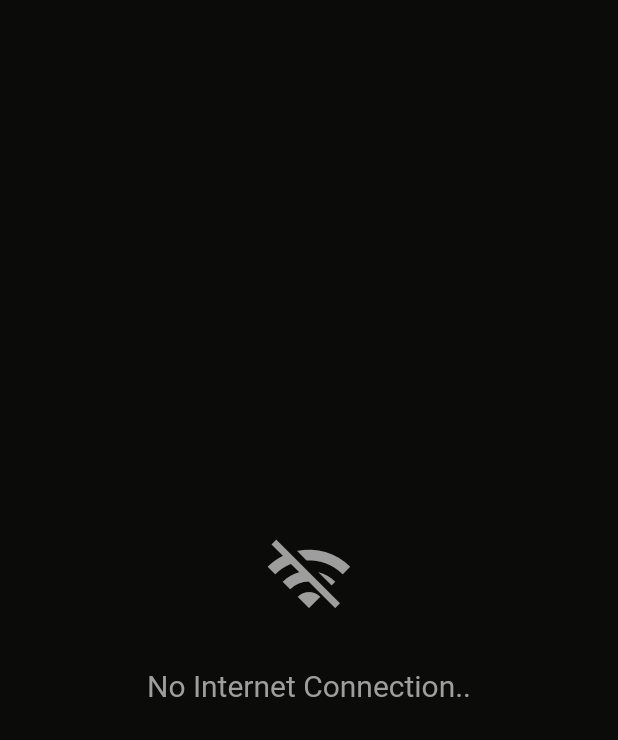
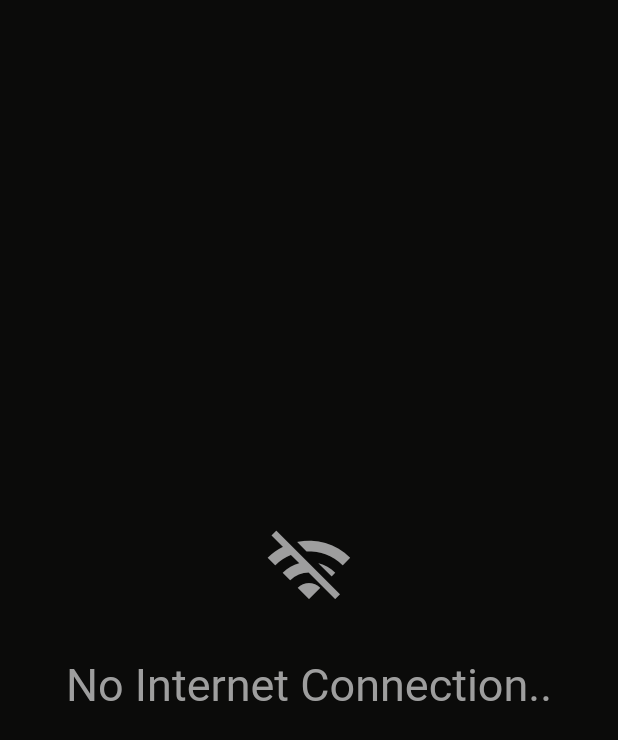
Before and after one commit to md-siam/photo_gallery, a Flutter app: the TabletGallery screen opened directly, on a phone screen of 412 x 824 dp. Shown: the top 740 px of the screen. Run offline on Flutter 3.47's test engine with Material 2 defaults, Android fonts, the light colour scheme and no system bars; our stand-ins replace animated_text_kit; missing offline and left inert: icofont_flutter.

Commit message:
fix: seperate NoInternetConnection from MobileGallery & TabletGallery

```diff
--- a/lib/app/views/mobile/mobile_gallery.dart
+++ b/lib/app/views/mobile/mobile_gallery.dart
@@ -7,6 +7,7 @@ import 'package:flutter_staggered_grid_view/flutter_staggered_grid_view.dart';
 
 import '../../controllers/dummy_controller.dart';
 import '../widgets/image_tile.dart';
+import '../widgets/no_internet_connection.dart';
 
 class MobileGallery extends StatefulWidget {
   const MobileGallery({Key? key}) : super(key: key);
@@ -68,44 +69,14 @@ class _MobileGalleryState extends State<MobileGallery> {
                     scrollController: _scrollController,
                     pattern: pattern,
                   )
-                : const NoInternetConnectionMobile()
+                : const NoInternetConnection(
+                    iconSize: 60,
+                    textSize: 20,
+                  )
             : StaggeredGridViewMobile(
                 scrollController: _scrollController,
                 pattern: pattern,
               ),
-      ),
-    );
-  }
-}
-
-/// this [NoInternetConnectionMobile] widget will only execute
-/// when no internet `_isConnected` is false
-///
-class NoInternetConnectionMobile extends StatelessWidget {
-  const NoInternetConnectionMobile({
-    Key? key,
-  }) : super(key: key);
-
-  @override
-  Widget build(BuildContext context) {
-    return Center(
-      child: Column(
-        mainAxisAlignment: MainAxisAlignment.center,
-        children: const [
-          Icon(
-            Icons.wifi_off,
-            size: 60,
-            color: Colors.grey,
-          ),
-          SizedBox(height: 30),
-          Text(
-            'No Internet Connection..',
-            style: TextStyle(
-              fontSize: 20,
-              color: Colors.grey,
-            ),
-          ),
-        ],
       ),
     );
   }
--- a/lib/app/views/tablet/tablet_gallery.dart
+++ b/lib/app/views/tablet/tablet_gallery.dart
@@ -7,6 +7,7 @@ import 'package:flutter_staggered_grid_view/flutter_staggered_grid_view.dart';
 
 import '../../controllers/dummy_controller.dart';
 import '../widgets/image_tile.dart';
+import '../widgets/no_internet_connection.dart';
 
 class TabletGallery extends StatefulWidget {
   const TabletGallery({Key? key}) : super(key: key);
@@ -70,44 +71,14 @@ class _TabletGalleryState extends State<TabletGallery> {
                     scrollController: _scrollController,
                     pattern: pattern,
                   )
-                : const NoInternetConnectionTablet()
+                : const NoInternetConnection(
+                    iconSize: 60,
+                    textSize: 30,
+                  )
             : StaggeredGridViewTablet(
                 scrollController: _scrollController,
                 pattern: pattern,
               ),
-      ),
-    );
-  }
-}
-
-/// this [NoInternetConnectionTablet] widget will only execute
-/// when no internet `_isConnected` is false
-///
-class NoInternetConnectionTablet extends StatelessWidget {
-  const NoInternetConnectionTablet({
-    Key? key,
-  }) : super(key: key);
-
-  @override
-  Widget build(BuildContext context) {
-    return Center(
-      child: Column(
-        mainAxisAlignment: MainAxisAlignment.center,
-        children: const [
-          Icon(
-            Icons.wifi_off,
-            size: 60,
-            color: Colors.grey,
-          ),
-          SizedBox(height: 30),
-          Text(
-            'No Internet Connection..',
-            style: TextStyle(
-              fontSize: 20,
-              color: Colors.grey,
-            ),
-          ),
-        ],
       ),
     );
   }
--- /dev/null
+++ b/lib/app/views/widgets/no_internet_connection.dart
@@ -0,0 +1,39 @@
+import 'package:flutter/material.dart';
+
+/// this [NoInternetConnectionMobile] widget will only execute
+/// when no internet `_isConnected` is false in
+/// [MobileGallery}] & in [TabletGallery]
+///
+class NoInternetConnection extends StatelessWidget {
+  final double iconSize;
+  final double textSize;
+  const NoInternetConnection({
+    Key? key,
+    required this.iconSize,
+    required this.textSize,
+  }) : super(key: key);
+
+  @override
+  Widget build(BuildContext context) {
+    return Center(
+      child: Column(
+        mainAxisAlignment: MainAxisAlignment.center,
+        children: [
+          Icon(
+            Icons.wifi_off,
+            size: iconSize,
+            color: Colors.grey,
+          ),
+          const SizedBox(height: 30),
+          Text(
+            'No Internet Connection..',
+            style: TextStyle(
+              fontSize: textSize,
+              color: Colors.grey,
+            ),
+          ),
+        ],
+      ),
+    );
+  }
+}
```
